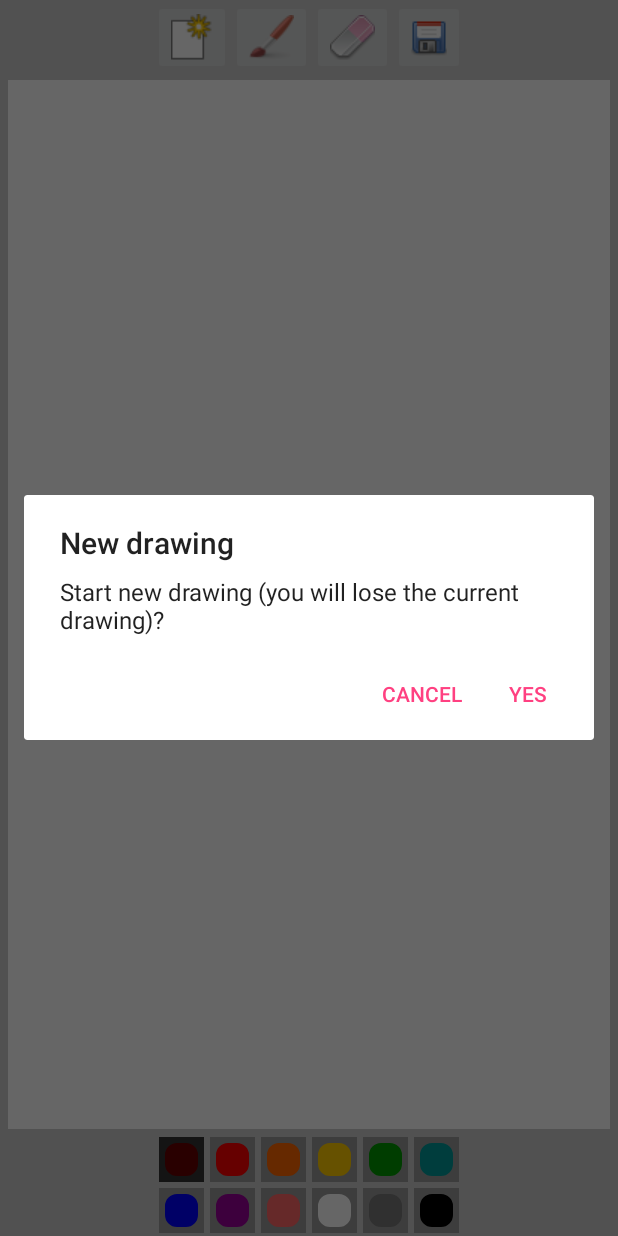
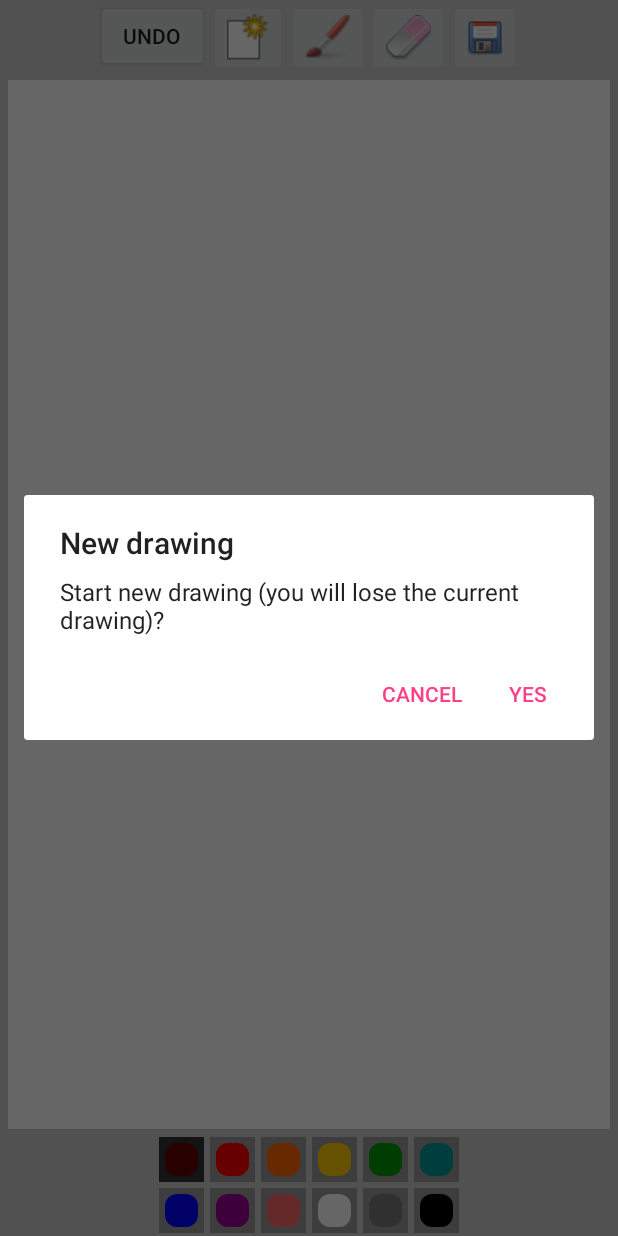
Before and after one commit to EvoTeddy/CS146-Project-DrawingApp, an Android app: the screen it shows after launch (MainActivity), after a tap on "New", on a phone screen of 412 x 824 dp. Run offline under Robolectric (Android 15) with nearby library versions, the phone set to English and light mode, and no system bars.

Commit message:
Started implementing undo button. Not ye complete

```diff
--- a/app/src/main/java/com/example/aaron/draw/DrawingView.java
+++ b/app/src/main/java/com/example/aaron/draw/DrawingView.java
@@ -3,7 +3,8 @@ package com.example.aaron.draw;
 import android.graphics.Color;
 import android.view.View;
 import android.content.Context;
-import android.util.AttributeSet;import android.graphics.Bitmap;
+import android.util.AttributeSet;
+import android.graphics.Bitmap;
 import android.graphics.Canvas;
 import android.graphics.Paint;
 import android.graphics.Path;
@@ -11,6 +12,10 @@ import android.view.MotionEvent;
 import android.graphics.PorterDuff;
 import android.graphics.PorterDuffXfermode;
 import android.util.TypedValue;
+
+import java.util.LinkedList;
+import java.util.Stack;
+
 
 /**
  * Created by aaron on 3/11/16.
@@ -31,10 +36,14 @@ public class DrawingView extends View {
     private float brushSize, lastBrushSize;
     private boolean erase=false;
 
+    private Stack<Path> paths; //paths are pushed into the stack
+    private LinkedList<Path> undoPaths; //paths that are popped from the stack are added to undoPaths
 
     public DrawingView(Context context, AttributeSet attrs){
         super(context, attrs);
         setupDrawing();
+        paths = new Stack<>();
+        undoPaths = new LinkedList<>();
     }
 
     private void setupDrawing(){
@@ -75,6 +84,11 @@ public class DrawingView extends View {
 //draw view
     }
 
+    /**
+     * Detects a user's touch which draws on the screen
+     * @param event actions in which the users touches the screen
+     * @return
+     */
     @Override
     public boolean onTouchEvent(MotionEvent event) {
 
@@ -98,7 +112,6 @@ public class DrawingView extends View {
 
         invalidate();
         return true;
-//detect user touch
     }
 
     public void setColor(String newColor){
@@ -136,4 +149,8 @@ public class DrawingView extends View {
         drawCanvas.drawColor(0, PorterDuff.Mode.CLEAR);
         invalidate();
     }
+
+    public void OnClickUndo(){
+
+    }
 }
--- a/app/src/main/java/com/example/aaron/draw/MainActivity.java
+++ b/app/src/main/java/com/example/aaron/draw/MainActivity.java
@@ -4,6 +4,7 @@ import android.app.Activity;
 import android.os.Bundle;
 import android.support.v4.content.res.ResourcesCompat;
 import android.view.View;
+import android.widget.Button;
 import android.widget.ImageButton;
 import android.widget.LinearLayout;
 import java.util.UUID;
@@ -19,6 +20,7 @@ public class MainActivity extends Activity implements OnClickListener{
     private DrawingView drawView;
     private float smallBrush, mediumBrush, largeBrush;
     private ImageButton currPaint, drawBtn, eraseBtn, newBtn, saveBtn;
+    private Button UndoButton;
 
     @Override
     protected void onCreate(Bundle savedInstanceState) {
@@ -48,6 +50,9 @@ public class MainActivity extends Activity implements OnClickListener{
 
         saveBtn = (ImageButton)findViewById(R.id.save_btn);
         saveBtn.setOnClickListener(this);
+
+        UndoButton = (Button) findViewById(R.id.Undo_Button);
+        UndoButton.setOnClickListener(this);
     }
 
     public void paintClicked(View view){
@@ -56,7 +61,7 @@ public class MainActivity extends Activity implements OnClickListener{
             ImageButton imgView = (ImageButton)view;
             String color = view.getTag().toString();
             drawView.setColor(color);
-//update color
+            //update color
             imgView.setImageDrawable(ResourcesCompat.getDrawable(getResources(), R.drawable.paint_pressed, null));
             currPaint.setImageDrawable(ResourcesCompat.getDrawable(getResources(), R.drawable.paint_pressed, null));
             currPaint=(ImageButton)view;
@@ -193,5 +198,10 @@ public class MainActivity extends Activity implements OnClickListener{
             //save drawing
         }
 //respond to clicks
+
+        //TODO: implement undo button
+        else if(view.getId() == R.id.Undo_Button) {
+            Toast.makeText(this, "Undo Button Pressed", Toast.LENGTH_SHORT).show();
+        }
     }
 }
--- a/app/src/main/res/layout/activity_main.xml
+++ b/app/src/main/res/layout/activity_main.xml
@@ -12,6 +12,17 @@
         android:layout_gravity="center"
         android:orientation="horizontal" >
 
+        <!-- The Undo Button
+         TODO: find a picture for undo button-->
+        <!-- delete android:text after finding picture -->
+        <Button
+            android:id="@+id/Undo_Button"
+            android:layout_width="75dp"
+            android:layout_height="wrap_content"
+            android:text="Undo"
+            android:contentDescription="Undo Button"/>
+
+        <!-- Make another button for multiply/redo ? -->
         <ImageButton
             android:id="@+id/new_btn"
             android:layout_width="wrap_content"
```
Also changed, not shown: 3 other files.
